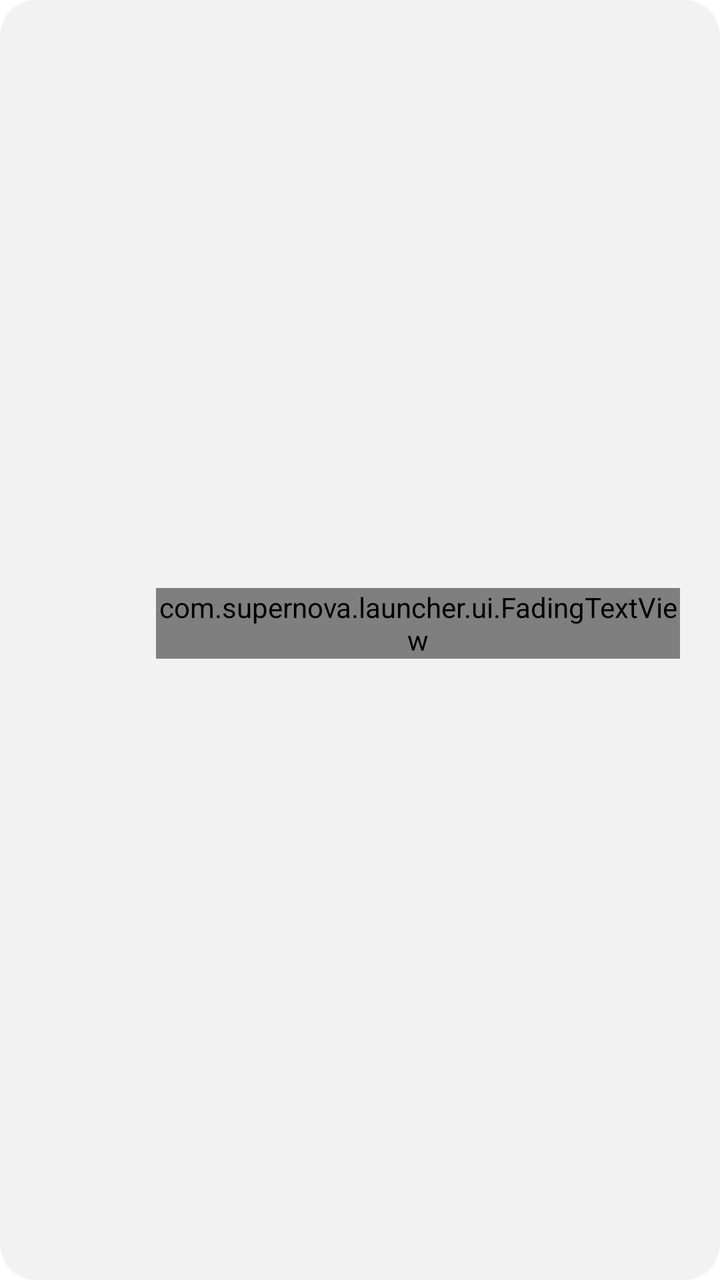
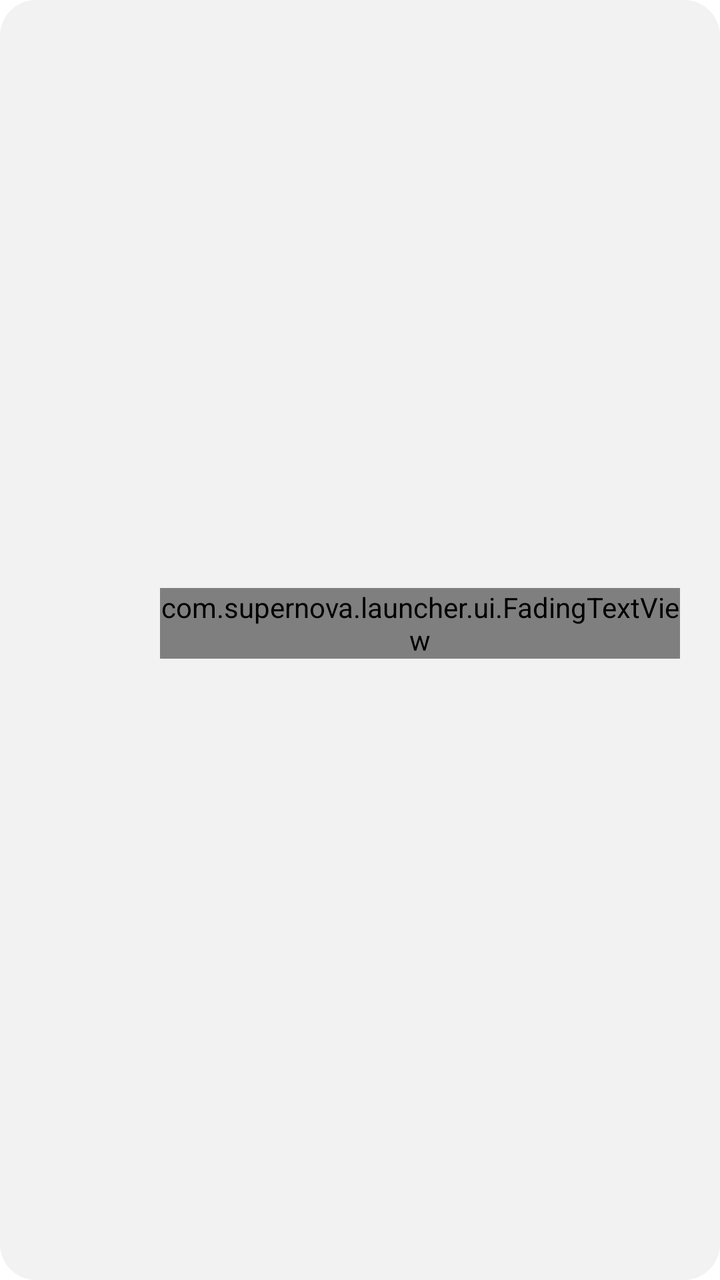

Before-and-after screenshots of an Android layout around one commit, followed by the original layout XML and the change that was made.
<!-- AndroidManifest.xml: application theme Theme.Supernova -->
<!-- res/layout/item_widget_picker_shortcut.xml -->
<?xml version="1.0" encoding="utf-8"?>
<LinearLayout xmlns:android="http://schemas.android.com/apk/res/android"
    android:layout_width="match_parent"
    android:layout_height="wrap_content"
    android:layout_marginHorizontal="12dp"
    android:layout_marginBottom="4dp"
    android:background="@drawable/bg_picker_card"
    android:foreground="?attr/selectableItemBackground"
    android:gravity="center_vertical"
    android:orientation="horizontal"
    android:paddingHorizontal="20dp"
    android:paddingVertical="12dp">

    <ImageView
        android:id="@+id/shortcutIcon"
        android:layout_width="40dp"
        android:layout_height="40dp"
        android:contentDescription="@null" />

    <LinearLayout
        android:layout_width="0dp"
        android:layout_height="wrap_content"
        android:layout_marginStart="18dp"
        android:layout_weight="1"
        android:orientation="vertical">

        <com.supernova.launcher.ui.FadingTextView
            android:id="@+id/shortcutLabel"
            android:layout_width="match_parent"
            android:layout_height="wrap_content"
            android:maxLines="1"
            android:textColor="@color/textPrimary"
            android:textSize="15sp" />

        <TextView
            android:id="@+id/shortcutSubtitle"
            android:layout_width="match_parent"
            android:layout_height="wrap_content"
            android:textColor="@color/textSecondary"
            android:textSize="12sp" />
    </LinearLayout>
</LinearLayout>
<!-- resources referenced by this layout -->
<resources>
  <color name="textPrimary">#11161D</color>
  <color name="textSecondary">#B011161D</color>
  <!-- drawable bg_picker_card (drawable) -->
  <?xml version="1.0" encoding="utf-8"?>
  <shape xmlns:android="http://schemas.android.com/apk/res/android" android:shape="rectangle">
      <corners android:radius="18dp" />
      <solid android:color="#1A808080" />
  </shape>
  <color name="accent">#2E89FF</color>
  <color name="rippleHighlight">#1A000000</color>
  <color name="accentBlueText">@color/accentBlue</color>
  <style name="Widget.Supernova.Button" parent="Widget.MaterialComponents.Button">
          <item name="android:textAllCaps">false</item>
          <item name="android:textSize">15sp</item>
          <item name="android:fontFamily">sans-serif-medium</item>
          <item name="android:letterSpacing">0</item>
          <item name="android:minHeight">44dp</item>
          <item name="android:paddingStart">22dp</item>
          <item name="android:paddingEnd">22dp</item>
          <item name="cornerRadius">22dp</item>
          <item name="elevation">0dp</item>
          <item name="android:stateListAnimator">@null</item>
      </style>
  <style name="Widget.Supernova.Button.Text" parent="Widget.MaterialComponents.Button.TextButton">
          <item name="android:textAllCaps">false</item>
          <item name="android:textSize">15sp</item>
          <item name="android:fontFamily">sans-serif-medium</item>
          <item name="android:letterSpacing">0</item>
          <item name="android:minHeight">44dp</item>
          <item name="android:paddingStart">16dp</item>
          <item name="android:paddingEnd">16dp</item>
          <item name="cornerRadius">22dp</item>
      </style>
  <style name="Widget.Supernova.RadioButton" parent="Widget.MaterialComponents.CompoundButton.RadioButton">
          <item name="buttonTint">@color/selection_control_tint</item>
          <item name="android:textColor">@color/textPrimary</item>
      </style>
  <style name="Widget.Supernova.Switch" parent="Widget.MaterialComponents.CompoundButton.Switch">
          <item name="android:textColor">@color/textPrimary</item>
      </style>
  <color name="surface">#FFFFFF</color>
  <color name="onAccent">#FFFFFFFF</color>
  <color name="accentBlue">#2E89FF</color>
  <color name="raised">#FFFFFF</color>
  <style name="ShapeAppearanceOverlay.Supernova.Dialog" parent="">
          <item name="cornerFamily">rounded</item>
          <item name="cornerSize">28dp</item>
      </style>
  <style name="TextAppearance.Supernova.DialogTitle" parent="MaterialAlertDialog.MaterialComponents.Title.Text">
          <item name="android:textColor">@color/textPrimary</item>
          <item name="android:textSize">22sp</item>
          <item name="android:fontFamily">sans-serif-medium</item>
      </style>
  <style name="TextAppearance.Supernova.DialogBody" parent="MaterialAlertDialog.MaterialComponents.Body.Text">
          <item name="android:textColor">@color/textSecondary</item>
          <item name="android:textSize">15sp</item>
          <item name="android:lineSpacingMultiplier">1.15</item>
      </style>
  <style name="Widget.Supernova.Button.Dialog" parent="Widget.MaterialComponents.Button.TextButton.Dialog">
          <item name="android:textAllCaps">false</item>
          <item name="android:textColor">?attr/colorAccentOnRaised</item>
          <item name="android:textSize">15sp</item>
          <item name="android:fontFamily">sans-serif-medium</item>
          <item name="android:letterSpacing">0</item>
          <item name="android:minHeight">44dp</item>
          <item name="cornerRadius">22dp</item>
      </style>
  <!-- unchanged entries left out for length: 11 -->
</resources>

<!-- the commit's change to res/layout/item_widget_picker_shortcut.xml (unified diff, before → after) -->
@@ -2,14 +2,14 @@
 <LinearLayout xmlns:android="http://schemas.android.com/apk/res/android"
     android:layout_width="match_parent"
     android:layout_height="wrap_content"
-    android:layout_marginHorizontal="12dp"
-    android:layout_marginBottom="4dp"
+    android:layout_marginHorizontal="@dimen/space_ms"
+    android:layout_marginBottom="@dimen/space_xs"
     android:background="@drawable/bg_picker_card"
     android:foreground="?attr/selectableItemBackground"
     android:gravity="center_vertical"
     android:orientation="horizontal"
-    android:paddingHorizontal="20dp"
-    android:paddingVertical="12dp">
+    android:paddingHorizontal="@dimen/space_ml"
+    android:paddingVertical="@dimen/space_ms">
 
     <ImageView
         android:id="@+id/shortcutIcon"
@@ -20,7 +20,7 @@
     <LinearLayout
         android:layout_width="0dp"
         android:layout_height="wrap_content"
-        android:layout_marginStart="18dp"
+        android:layout_marginStart="@dimen/space_ml"
         android:layout_weight="1"
         android:orientation="vertical">
 
@@ -30,13 +30,13 @@
             android:layout_height="wrap_content"
             android:maxLines="1"
             android:textColor="@color/textPrimary"
-            android:textSize="15sp" />
+            android:textSize="@dimen/text_body" />
 
         <TextView
             android:id="@+id/shortcutSubtitle"
             android:layout_width="match_parent"
             android:layout_height="wrap_content"
             android:textColor="@color/textSecondary"
-            android:textSize="12sp" />
+            android:textSize="@dimen/text_caption" />
     </LinearLayout>
 </LinearLayout>
<!-- resource entries referenced after the edit -->
@@ -2,6 +2,11 @@
 <resources>
   <color name="textPrimary">#11161D</color>
   <color name="textSecondary">#B011161D</color>
+  <dimen name="space_ml">20dp</dimen>
+  <dimen name="space_ms">12dp</dimen>
+  <dimen name="space_xs">4dp</dimen>
+  <dimen name="text_body">16sp</dimen>
+  <dimen name="text_caption">12sp</dimen>
   <!-- drawable bg_picker_card (drawable) -->
   <?xml version="1.0" encoding="utf-8"?>
   <shape xmlns:android="http://schemas.android.com/apk/res/android" android:shape="rectangle">
@@ -13,7 +18,7 @@
   <color name="accentBlueText">@color/accentBlue</color>
   <style name="Widget.Supernova.Button" parent="Widget.MaterialComponents.Button">
           <item name="android:textAllCaps">false</item>
-          <item name="android:textSize">15sp</item>
+          <item name="android:textSize">@dimen/text_body</item>
           <item name="android:fontFamily">sans-serif-medium</item>
           <item name="android:letterSpacing">0</item>
           <item name="android:minHeight">44dp</item>
@@ -25,12 +30,12 @@
       </style>
   <style name="Widget.Supernova.Button.Text" parent="Widget.MaterialComponents.Button.TextButton">
           <item name="android:textAllCaps">false</item>
-          <item name="android:textSize">15sp</item>
+          <item name="android:textSize">@dimen/text_body</item>
           <item name="android:fontFamily">sans-serif-medium</item>
           <item name="android:letterSpacing">0</item>
           <item name="android:minHeight">44dp</item>
-          <item name="android:paddingStart">16dp</item>
-          <item name="android:paddingEnd">16dp</item>
+          <item name="android:paddingStart">@dimen/space_md</item>
+          <item name="android:paddingEnd">@dimen/space_md</item>
           <item name="cornerRadius">22dp</item>
       </style>
   <style name="Widget.Supernova.RadioButton" parent="Widget.MaterialComponents.CompoundButton.RadioButton">
@@ -50,23 +55,25 @@
       </style>
   <style name="TextAppearance.Supernova.DialogTitle" parent="MaterialAlertDialog.MaterialComponents.Title.Text">
           <item name="android:textColor">@color/textPrimary</item>
-          <item name="android:textSize">22sp</item>
+          <item name="android:textSize">@dimen/text_headline</item>
           <item name="android:fontFamily">sans-serif-medium</item>
       </style>
   <style name="TextAppearance.Supernova.DialogBody" parent="MaterialAlertDialog.MaterialComponents.Body.Text">
           <item name="android:textColor">@color/textSecondary</item>
-          <item name="android:textSize">15sp</item>
+          <item name="android:textSize">@dimen/text_body</item>
           <item name="android:lineSpacingMultiplier">1.15</item>
       </style>
   <style name="Widget.Supernova.Button.Dialog" parent="Widget.MaterialComponents.Button.TextButton.Dialog">
           <item name="android:textAllCaps">false</item>
           <item name="android:textColor">?attr/colorAccentOnRaised</item>
-          <item name="android:textSize">15sp</item>
+          <item name="android:textSize">@dimen/text_body</item>
           <item name="android:fontFamily">sans-serif-medium</item>
           <item name="android:letterSpacing">0</item>
           <item name="android:minHeight">44dp</item>
           <item name="cornerRadius">22dp</item>
       </style>
+  <dimen name="space_md">16dp</dimen>
+  <dimen name="text_headline">24sp</dimen>
   <!-- unchanged entries left out for length: 11 -->
 </resources>
 
